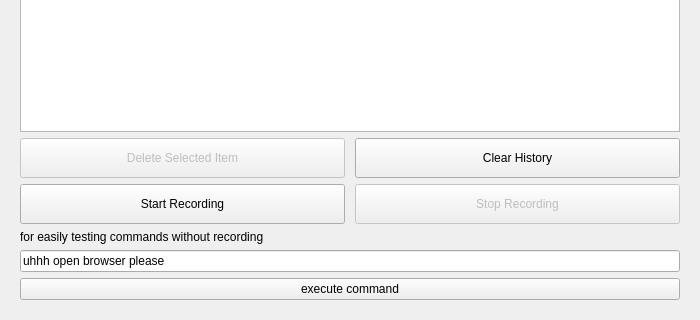
First picture: the form in PyQt-GUIProject/form.ui, repository Notaweedle/Pro100_Voice_rec, before the edit; both pictures show x 0 to 700 and y 430 to 750 of the 700 by 750 pixel window.
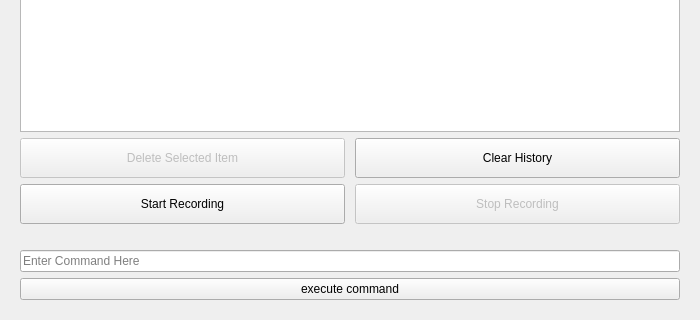
Second picture: the form after the edit. The open tabs and pages were chosen to show the change. Icons and pictures are not drawn.

```diff
--- a/PyQt-GUIProject/form.ui
+++ b/PyQt-GUIProject/form.ui
@@ -182,17 +182,17 @@
        <item>
         <widget class="QLabel" name="label_13">
          <property name="text">
-          <string>for easily testing commands without recording</string>
+          <string/>
          </property>
         </widget>
        </item>
        <item>
         <widget class="QLineEdit" name="mockSpeechEdit">
          <property name="text">
-          <string>uhhh open browser please</string>
+          <string/>
          </property>
          <property name="placeholderText">
-          <string>Speech Text</string>
+          <string>Enter Command Here</string>
          </property>
         </widget>
        </item>
```
Left out of the diff: 4 changed lines with no effect on the pictures.
